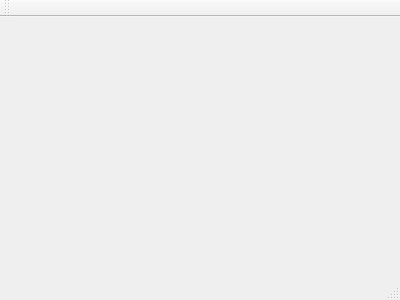
Above: server/WirelessAudioServer/mainwindow.ui from SpenserL/WirelessAudio before the change. Below: the same form after it.
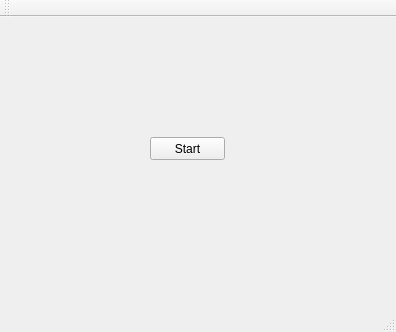
That is the form after the change.

Commit message: temporary UI for server testing

Patch:
```diff
--- a/server/WirelessAudioServer/mainwindow.ui
+++ b/server/WirelessAudioServer/mainwindow.ui
@@ -1,24 +1,56 @@
 <ui version="4.0">
  <class>MainWindow</class>
- <widget class="QMainWindow" name="MainWindow" >
-  <property name="geometry" >
+ <widget class="QMainWindow" name="MainWindow">
+  <property name="geometry">
    <rect>
     <x>0</x>
     <y>0</y>
-    <width>400</width>
-    <height>300</height>
+    <width>396</width>
+    <height>332</height>
    </rect>
   </property>
   <property name="windowTitle" >
    <string>MainWindow</string>
   </property>
-  <widget class="QMenuBar" name="menuBar" />
-  <widget class="QToolBar" name="mainToolBar" />
-  <widget class="QWidget" name="centralWidget" />
-  <widget class="QStatusBar" name="statusBar" />
+  <widget class="QWidget" name="centralWidget">
+   <widget class="QPushButton" name="pushButton">
+    <property name="geometry">
+     <rect>
+      <x>150</x>
+      <y>120</y>
+      <width>75</width>
+      <height>23</height>
+     </rect>
+    </property>
+    <property name="text">
+     <string>Start</string>
+    </property>
+    <property name="autoDefault">
+     <bool>false</bool>
+    </property>
+   </widget>
+  </widget>
+  <widget class="QMenuBar" name="menuBar">
+   <property name="geometry">
+    <rect>
+     <x>0</x>
+     <y>0</y>
+     <width>396</width>
+     <height>21</height>
+    </rect>
+   </property>
+  </widget>
+  <widget class="QToolBar" name="mainToolBar">
+   <attribute name="toolBarArea">
+    <enum>TopToolBarArea</enum>
+   </attribute>
+   <attribute name="toolBarBreak">
+    <bool>false</bool>
+   </attribute>
+  </widget>
+  <widget class="QStatusBar" name="statusBar"/>
  </widget>
- <layoutDefault spacing="6" margin="11" />
- <pixmapfunction></pixmapfunction>
+ <layoutdefault spacing="6" margin="11"/>
  <resources/>
  <connections/>
 </ui>
```
Left out of the diff: 3 changed lines with no effect on the pictures. The commit also changes 5 other files.
